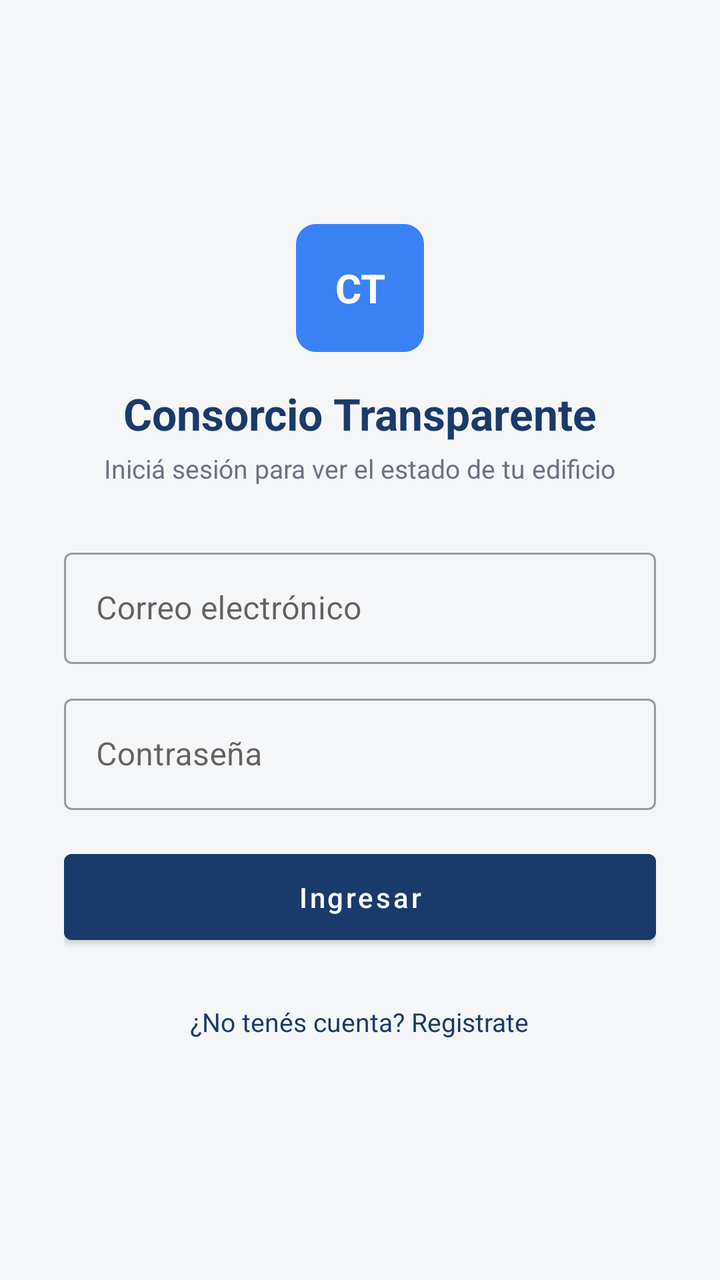
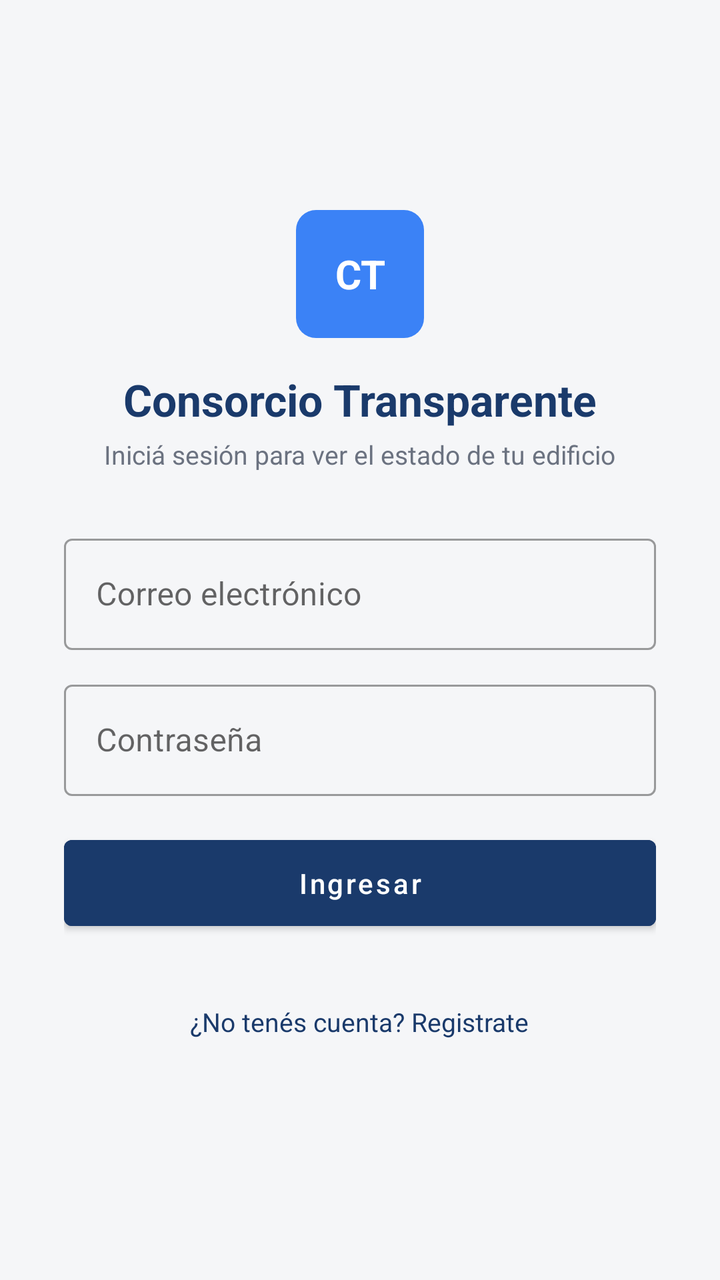

Compare the two renders of this Android layout. The source of the first and the diff that turns it into the second are given below.
<!-- AndroidManifest.xml: application theme Theme.ConsorcioTransparente -->
<!-- res/layout/activity_login.xml -->
<?xml version="1.0" encoding="utf-8"?>
<ScrollView xmlns:android="http://schemas.android.com/apk/res/android"
    xmlns:app="http://schemas.android.com/apk/res-auto"
    android:layout_width="match_parent"
    android:layout_height="match_parent"
    android:background="@color/background"
    android:fillViewport="true">

    <LinearLayout
        android:layout_width="match_parent"
        android:layout_height="wrap_content"
        android:orientation="vertical"
        android:gravity="center"
        android:padding="32dp">

        <TextView
            android:layout_width="64dp"
            android:layout_height="64dp"
            android:background="@drawable/bg_metric_card"
            android:backgroundTint="@color/blue_accent"
            android:gravity="center"
            android:text="CT"
            android:textColor="@color/white"
            android:textSize="20sp"
            android:textStyle="bold" />

        <TextView
            android:layout_width="wrap_content"
            android:layout_height="wrap_content"
            android:layout_marginTop="16dp"
            android:text="@string/login_title"
            android:textColor="@color/navy"
            android:textSize="22sp"
            android:textStyle="bold" />

        <TextView
            android:layout_width="wrap_content"
            android:layout_height="wrap_content"
            android:layout_marginTop="4dp"
            android:text="@string/login_subtitle"
            android:textColor="?attr/colorTextSecondary"
            android:textSize="13sp" />

        <com.google.android.material.textfield.TextInputLayout
            android:layout_width="match_parent"
            android:layout_height="wrap_content"
            android:layout_marginTop="28dp"
            style="@style/Widget.MaterialComponents.TextInputLayout.OutlinedBox">

            <com.google.android.material.textfield.TextInputEditText
                android:id="@+id/inputEmail"
                android:layout_width="match_parent"
                android:layout_height="wrap_content"
                android:hint="@string/email_hint"
                android:inputType="textEmailAddress" />
        </com.google.android.material.textfield.TextInputLayout>

        <com.google.android.material.textfield.TextInputLayout
            android:layout_width="match_parent"
            android:layout_height="wrap_content"
            android:layout_marginTop="12dp"
            style="@style/Widget.MaterialComponents.TextInputLayout.OutlinedBox">

            <com.google.android.material.textfield.TextInputEditText
                android:id="@+id/inputPassword"
                android:layout_width="match_parent"
                android:layout_height="wrap_content"
                android:hint="@string/password_hint"
                android:inputType="textPassword" />
        </com.google.android.material.textfield.TextInputLayout>

        <ProgressBar
            android:id="@+id/progressBar"
            android:layout_width="wrap_content"
            android:layout_height="wrap_content"
            android:layout_marginTop="16dp"
            android:visibility="gone" />

        <TextView
            android:id="@+id/textError"
            android:layout_width="match_parent"
            android:layout_height="wrap_content"
            android:layout_marginTop="8dp"
            android:textColor="@color/tag_red_fg"
            android:textSize="12sp"
            android:visibility="gone" />

        <Button
            android:id="@+id/buttonLogin"
            android:layout_width="match_parent"
            android:layout_height="wrap_content"
            android:layout_marginTop="16dp"
            android:backgroundTint="@color/navy"
            android:paddingVertical="12dp"
            android:text="@string/login_button"
            android:textAllCaps="false" />

        <TextView
            android:id="@+id/textGoRegister"
            android:layout_width="wrap_content"
            android:layout_height="wrap_content"
            android:layout_marginTop="18dp"
            android:background="?attr/selectableItemBackground"
            android:padding="8dp"
            android:text="@string/no_account"
            android:textColor="@color/navy"
            android:textSize="13sp" />

    </LinearLayout>
</ScrollView>
<!-- resources referenced by this layout -->
<resources>
  <color name="background">#F5F6F8</color>
  <color name="blue_accent">#3B82F6</color>
  <color name="navy">#1A3A6B</color>
  <color name="tag_red_fg">#991B1B</color>
  <color name="white">#FFFFFF</color>
  <!-- drawable bg_metric_card (drawable) -->
  <?xml version="1.0" encoding="utf-8"?>
  <shape xmlns:android="http://schemas.android.com/apk/res/android">
      <solid android:color="@color/surface_secondary" />
      <corners android:radius="10dp" />
  </shape>
  <string name="email_hint">Correo electrónico</string>
  <string name="login_button">Ingresar</string>
  <string name="login_subtitle">Iniciá sesión para ver el estado de tu edificio</string>
  <string name="login_title">Consorcio Transparente</string>
  <string name="no_account">¿No tenés cuenta? Registrate</string>
  <string name="password_hint">Contraseña</string>
  <style name="Theme.ConsorcioTransparente" parent="Theme.MaterialComponents.Light.NoActionBar">
          <item name="colorPrimary">@color/navy</item>
          <item name="colorPrimaryDark">@color/navy_dark</item>
          <item name="colorAccent">@color/blue_accent</item>
          <item name="android:windowBackground">@color/background</item>
          <item name="android:statusBarColor" tools:targetApi="l">@color/navy</item>
          <item name="colorTextSecondary">@color/text_secondary</item>
      </style>
  <color name="surface_secondary">#F1F3F5</color>
  <color name="navy_dark">#0F2647</color>
  <color name="text_secondary">#6B7280</color>
</resources>

<!-- the commit's change to res/layout/activity_login.xml (unified diff, before → after) -->
@@ -101,7 +101,9 @@
             android:layout_height="wrap_content"
             android:layout_marginTop="18dp"
             android:background="?attr/selectableItemBackground"
-            android:padding="8dp"
+            android:gravity="center_vertical"
+            android:minHeight="48dp"
+            android:paddingHorizontal="8dp"
             android:text="@string/no_account"
             android:textColor="@color/navy"
             android:textSize="13sp" />
